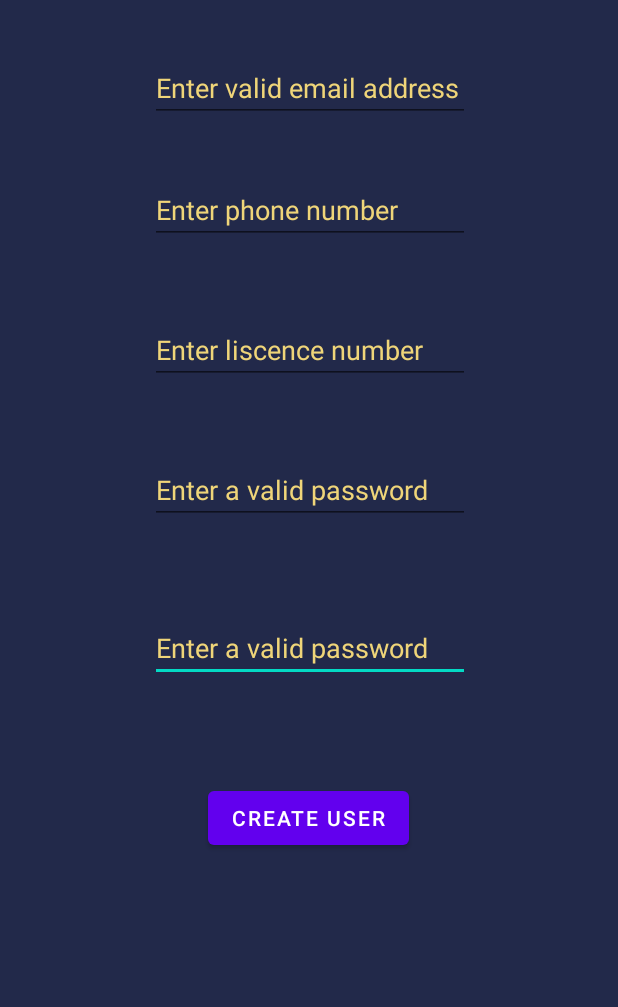
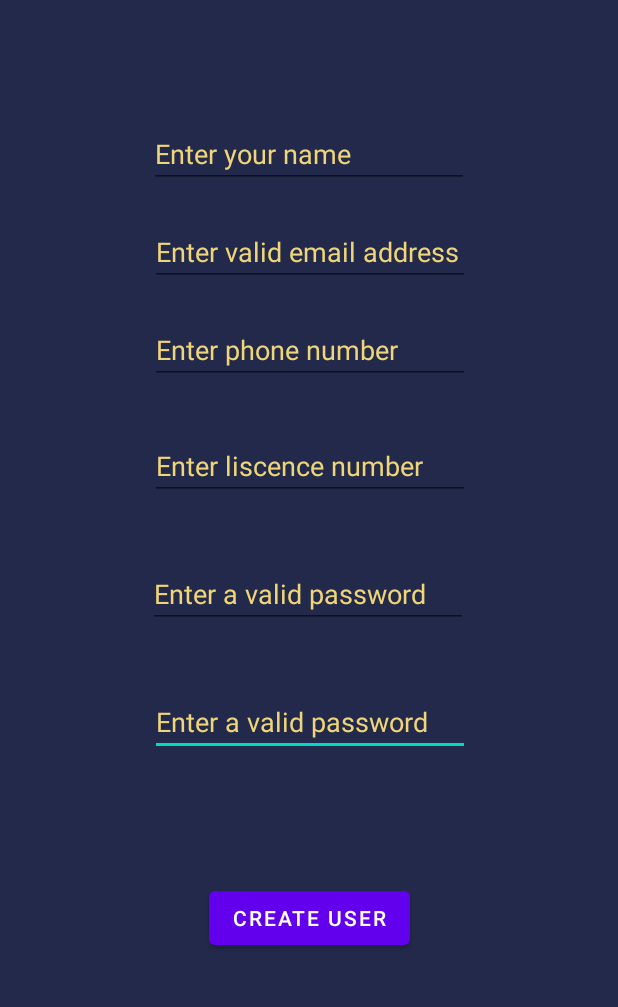
Before and after one commit to rk-3131/Go-Agro-Project, an Android app: the CreateUserActivity2 screen opened directly, with no data from a screen before it, on a phone screen of 412 x 824 dp, the part 216-1223 px from its top. Run offline under Robolectric (Android 15) with nearby library versions, the phone set to English and light mode, and no system bars; our stand-ins replace Firebase (no records; nobody signed in at launch, a user with empty details on screens opened directly).

Commit message:
Now data of the new user will be added into the firebase database

```diff
--- a/app/build.gradle
+++ b/app/build.gradle
@@ -34,6 +34,8 @@ dependencies {
     implementation 'com.google.android.material:material:1.7.0'
     implementation 'androidx.constraintlayout:constraintlayout:2.1.4'
     implementation 'com.google.firebase:firebase-auth:21.1.0'
+    implementation 'com.google.firebase:firebase-firestore:24.4.1'
+    implementation 'com.google.firebase:firebase-database:20.1.0'
     testImplementation 'junit:junit:4.13.2'
     androidTestImplementation 'androidx.test.ext:junit:1.1.4'
     androidTestImplementation 'androidx.test.espresso:espresso-core:3.5.0'
--- a/app/src/main/res/layout/activity_create_user2.xml
+++ b/app/src/main/res/layout/activity_create_user2.xml
@@ -11,7 +11,7 @@
         android:id="@+id/password2"
         android:layout_width="wrap_content"
         android:layout_height="wrap_content"
-        android:layout_marginTop="60dp"
+        android:layout_marginTop="40dp"
         android:ems="10"
         android:hint="Enter a valid password"
         android:inputType="textPassword"
@@ -39,7 +39,7 @@
         android:id="@+id/emailAddress"
         android:layout_width="wrap_content"
         android:layout_height="wrap_content"
-        android:layout_marginTop="36dp"
+        android:layout_marginTop="20dp"
         android:ems="10"
         android:hint="Enter valid email address"
         android:inputType="textEmailAddress"
@@ -47,13 +47,13 @@
         app:layout_constraintEnd_toEndOf="parent"
         app:layout_constraintHorizontal_bias="0.502"
         app:layout_constraintStart_toStartOf="parent"
-        app:layout_constraintTop_toBottomOf="@+id/header" />
+        app:layout_constraintTop_toBottomOf="@+id/Name" />
 
     <EditText
         android:id="@+id/phoneNumber"
         android:layout_width="wrap_content"
         android:layout_height="wrap_content"
-        android:layout_marginTop="36dp"
+        android:layout_marginTop="20dp"
         android:ems="10"
         android:hint="Enter phone number"
         android:inputType="phone"
@@ -67,7 +67,7 @@
         android:id="@+id/liscenceNumber"
         android:layout_width="wrap_content"
         android:layout_height="wrap_content"
-        android:layout_marginTop="48dp"
+        android:layout_marginTop="32dp"
         android:ems="10"
         android:hint="Enter liscence number"
         android:inputType="textPersonName"
@@ -81,13 +81,13 @@
         android:id="@+id/password1"
         android:layout_width="wrap_content"
         android:layout_height="wrap_content"
-        android:layout_marginTop="48dp"
+        android:layout_marginTop="40dp"
         android:ems="10"
         android:hint="Enter a valid password"
         android:inputType="textPassword"
         android:textColorHint="#EFD579"
         app:layout_constraintEnd_toEndOf="parent"
-        app:layout_constraintHorizontal_bias="0.502"
+        app:layout_constraintHorizontal_bias="0.497"
         app:layout_constraintStart_toStartOf="parent"
         app:layout_constraintTop_toBottomOf="@+id/liscenceNumber" />
 
@@ -99,8 +99,22 @@
         android:text="Create User"
         app:layout_constraintBottom_toBottomOf="parent"
         app:layout_constraintEnd_toEndOf="parent"
-        app:layout_constraintHorizontal_bias="0.498"
         app:layout_constraintStart_toStartOf="parent"
-        app:layout_constraintTop_toBottomOf="@+id/password2" />
+        app:layout_constraintTop_toBottomOf="@+id/password2"
+        app:layout_constraintVertical_bias="1.0" />
+
+    <EditText
+        android:id="@+id/Name"
+        android:layout_width="wrap_content"
+        android:layout_height="wrap_content"
+        android:layout_marginTop="80dp"
+        android:ems="10"
+        android:hint="Enter your name"
+        android:inputType="textPersonName"
+        android:textColorHint="#EFD579"
+        app:layout_constraintEnd_toEndOf="parent"
+        app:layout_constraintHorizontal_bias="0.5"
+        app:layout_constraintStart_toStartOf="parent"
+        app:layout_constraintTop_toBottomOf="@+id/header" />
 
 </androidx.constraintlayout.widget.ConstraintLayout>
```
Also changed, not shown: app/src/main/java/com/example/goagro/CreateUserActivity2.java (+44 -18 lines), app/src/main/java/com/example/goagro/MainActivity.java (+8 -5 lines), 1 other file.
